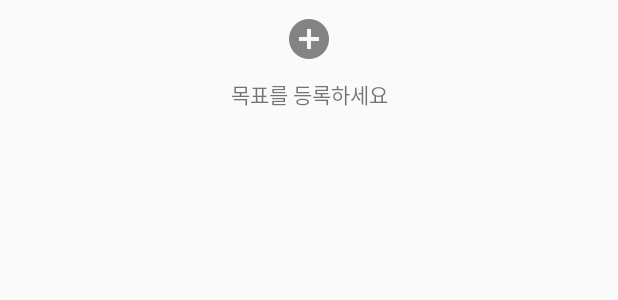
After one commit to kimkkikki/mustlist_android, an Android app: the layout main_list_view_empty.xml on its own in the app's theme, with its tools: preview values and no code run, on a phone screen of 412 x 824 dp. The commit adds this screen. Shown: the top 300 px of the screen. Run offline under Robolectric (Android 15) with nearby library versions, the phone set to English and light mode, and no system bars.

Commit message:
double back to exit & add empty main list

```diff
--- /dev/null
+++ b/app/src/main/res/layout/main_list_view_empty.xml
@@ -0,0 +1,22 @@
+<?xml version="1.0" encoding="utf-8"?>
+<android.support.v7.widget.LinearLayoutCompat
+    xmlns:android="http://schemas.android.com/apk/res/android"
+    android:orientation="vertical"
+    android:layout_width="match_parent"
+    android:layout_height="match_parent">
+
+    <android.support.v7.widget.AppCompatImageView
+        android:layout_width="match_parent"
+        android:layout_height="wrap_content"
+        android:layout_marginTop="10dp"
+        android:src="@drawable/ic_add_circle"/>
+
+    <android.support.v7.widget.AppCompatTextView
+        android:layout_width="match_parent"
+        android:layout_height="wrap_content"
+        android:layout_marginTop="10dp"
+        android:layout_marginBottom="10dp"
+        android:gravity="center"
+        android:text="@string/main_list_add_text"/>
+
+</android.support.v7.widget.LinearLayoutCompat>
--- a/app/src/main/res/values/strings.xml
+++ b/app/src/main/res/values/strings.xml
@@ -4,4 +4,6 @@
     <string name="welcome_second">MustList와 내기를 하세요</string>
     <string name="welcome_third">만들고 싶은 의지만큼 결제하고, 성공하여 돌려받으세요</string>
     <string name="welcome_start">시작하기</string>
+    <string name="double_back_exit">Please click BACK again to exit</string>
+    <string name="main_list_add_text">목표를 등록하세요</string>
 </resources>
```
Also changed, not shown: app/src/main/java/com/questcompany/mustlist/MainActivity.java (+80 -0 lines), app/src/main/res/layout/main_activity.xml (+2 -6 lines), app/src/main/res/layout/main_menu.xml (added, +10 -0 lines), app/src/main/res/drawable-hdpi/ic_add_circle.png (added), app/src/main/res/drawable-mdpi/ic_add_circle.png (added), app/src/main/res/drawable-xhdpi/ic_add_circle.png (added), app/src/main/res/drawable-xxhdpi/ic_add_circle.png (added), 1 other file.
